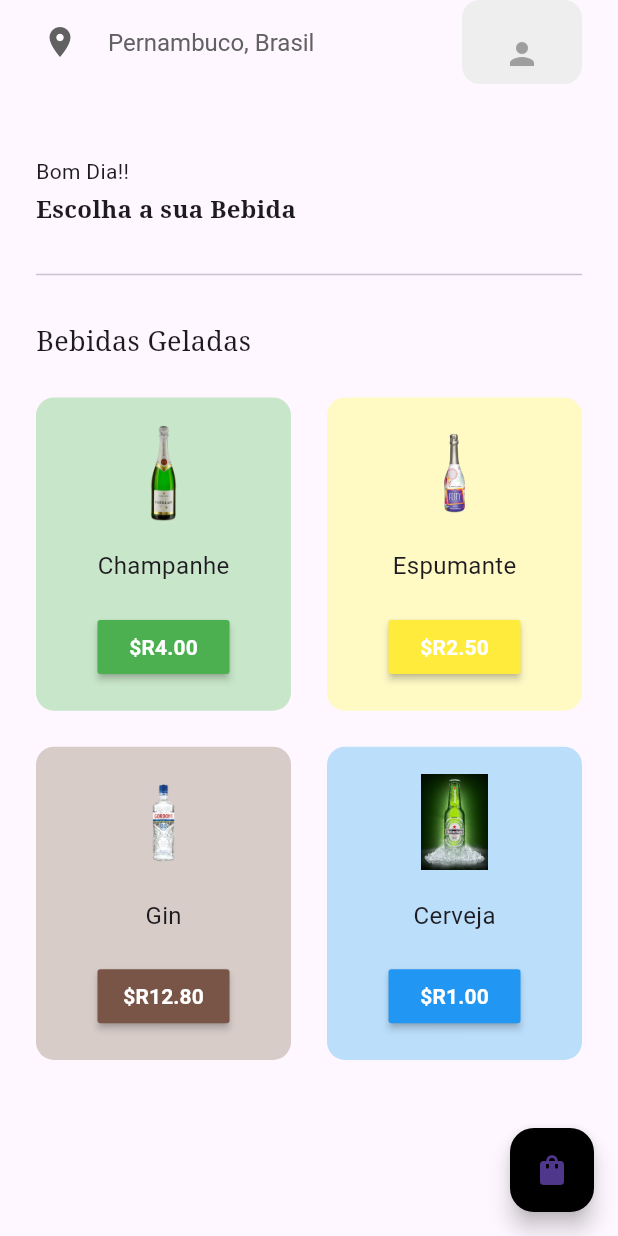
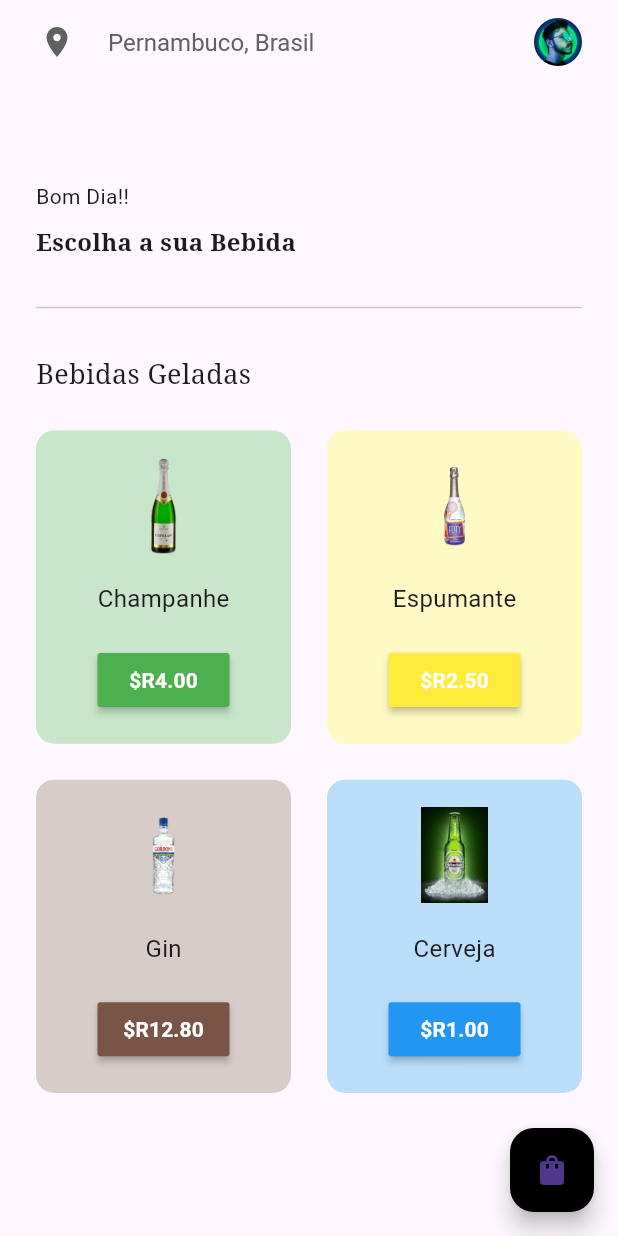
Before and after one commit to gleydson21/mobile_2uni, a Flutter app: the HomePage screen opened directly, on a phone screen of 412 x 824 dp. Run offline on Flutter 3.47's test engine with Material 3 defaults, Android fonts, the phone set to English and light mode, and no system bars; our stand-ins replace firebase_auth, firebase_core, google_fonts; accounts and stored records are empty; network calls fail.

Commit message:
commit-03
finalizando o projeto mobile com a integração do backend

```diff
--- /dev/null
+++ b/lib/components/ecommerce_items.dart
@@ -0,0 +1,68 @@
+import 'package:flutter/material.dart';
+
+
+// ignore: must_be_immutable
+class EcommerceItems extends StatelessWidget {
+  final String itemName;
+  final String itemPrice;
+  final String imagePath;
+  // ignore: prefer_typing_uninitialized_variables
+  final color;
+  void Function()? onPressed;
+
+  EcommerceItems({
+    super.key,
+    required this.itemName,
+    required this.itemPrice,
+    required this.imagePath,
+    required this.color,
+    required this.onPressed,
+  });
+
+  @override
+  Widget build(BuildContext context) {
+    return Padding(
+      padding: const EdgeInsets.all(12),
+      child: Container(
+        decoration: BoxDecoration(
+          borderRadius: BorderRadius.circular(12),
+          color: color[100],
+        ),
+        child: Column(
+          mainAxisAlignment: MainAxisAlignment.spaceEvenly,
+          crossAxisAlignment: CrossAxisAlignment.center,
+          children: [
+            // item image
+            Padding(
+              padding: const EdgeInsets.symmetric(horizontal: 40.0),
+              child: Image.asset(
+                imagePath,
+                height: 64,
+              ),
+            ),
+
+            // item name
+            Text(
+              itemName,
+              style: const TextStyle(
+                fontSize: 16,
+              ),
+            ),
+
+            MaterialButton(
+              onPressed: onPressed,
+              color: color,
+              child: Text(
+                '\$R$itemPrice',
+                style: const TextStyle(
+                  color: Colors.white,
+                  fontWeight: FontWeight.bold,
+                ),
+              ),
+            )
+          ],
+        ),
+      ),
+    );
+  }
+}
--- a/lib/components/grocery_item_tile.dart
+++ /dev/null
@@ -1,68 +0,0 @@
-import 'package:flutter/material.dart';
-
-
-// ignore: must_be_immutable
-class GroceryItemTile extends StatelessWidget {
-  final String itemName;
-  final String itemPrice;
-  final String imagePath;
-  // ignore: prefer_typing_uninitialized_variables
-  final color;
-  void Function()? onPressed;
-
-  GroceryItemTile({
-    super.key,
-    required this.itemName,
-    required this.itemPrice,
-    required this.imagePath,
-    required this.color,
-    required this.onPressed,
-  });
-
-  @override
-  Widget build(BuildContext context) {
-    return Padding(
-      padding: const EdgeInsets.all(12),
-      child: Container(
-        decoration: BoxDecoration(
-          borderRadius: BorderRadius.circular(12),
-          color: color[100],
-        ),
-        child: Column(
-          mainAxisAlignment: MainAxisAlignment.spaceEvenly,
-          crossAxisAlignment: CrossAxisAlignment.center,
-          children: [
-            // item image
-            Padding(
-              padding: const EdgeInsets.symmetric(horizontal: 40.0),
-              child: Image.asset(
-                imagePath,
-                height: 64,
-              ),
-            ),
-
-            // item name
-            Text(
-              itemName,
-              style: const TextStyle(
-                fontSize: 16,
-              ),
-            ),
-
-            MaterialButton(
-              onPressed: onPressed,
-              color: color,
-              child: Text(
-                '\$R$itemPrice',
-                style: const TextStyle(
-                  color: Colors.white,
-                  fontWeight: FontWeight.bold,
-                ),
-              ),
-            )
-          ],
-        ),
-      ),
-    );
-  }
-}
--- a/lib/pages/home_page.dart
+++ b/lib/pages/home_page.dart
@@ -2,15 +2,14 @@ import 'package:ecommerce/pages/login_screen.dart';
 import 'package:flutter/material.dart';
 import 'package:google_fonts/google_fonts.dart';
 import 'package:provider/provider.dart';
-import 'package:ecommerce/components/grocery_item_tile.dart';
+import 'package:ecommerce/components/ecommerce_items.dart';
 import 'package:ecommerce/model/cart_model.dart';
 import 'package:ecommerce/pages/cart_page.dart';
 
 class HomePage extends StatefulWidget {
-  const HomePage({super.key});
+  const HomePage({Key? key});
 
   @override
-  // ignore: library_private_types_in_public_api
   _HomePageState createState() => _HomePageState();
 }
 
@@ -22,7 +21,7 @@ class _HomePageState extends State<HomePage> {
         backgroundColor: Colors.transparent,
         elevation: 0,
         leading: Padding(
-          padding: const EdgeInsets.only(left: 24.0),
+          padding: const EdgeInsets.only(left: 20.0),
           child: Icon(
             Icons.location_on,
             color: Colors.grey[700],
@@ -39,14 +38,8 @@ class _HomePageState extends State<HomePage> {
         actions: [
           Padding(
             padding: const EdgeInsets.only(right: 24.0),
-            child: Container(
-              padding: const EdgeInsets.all(16),
-              decoration: BoxDecoration(
-                color: Colors.grey[200],
-                borderRadius: BorderRadius.circular(12),
-              ),
-              child: IconButton(
-                onPressed: () {
+            child: GestureDetector(
+              onTap: () {
                 Navigator.push(
                   context,
                   MaterialPageRoute(
@@ -54,10 +47,10 @@ class _HomePageState extends State<HomePage> {
                   ),
                 );
               },
-                icon: const Icon(
-                  Icons.person,
-                  color: Colors.grey,
-                ),
+              child: CircleAvatar(
+                radius: 16,
+                backgroundColor: Colors.grey[200],
+                backgroundImage: const AssetImage('lib/images/perfil.png'),
               ),
             ),
           ),
@@ -68,9 +61,7 @@ class _HomePageState extends State<HomePage> {
         onPressed: () => Navigator.push(
           context,
           MaterialPageRoute(
-            builder: (context) {
-              return const CartPage();
-            },
+            builder: (context) => const CartPage(),
           ),
         ),
         child: const Icon(Icons.shopping_bag),
@@ -78,9 +69,9 @@ class _HomePageState extends State<HomePage> {
       body: Column(
         crossAxisAlignment: CrossAxisAlignment.start,
         children: [
-          const SizedBox(height: 48),
+          const SizedBox(height: 60),
           const Padding(
-            padding: EdgeInsets.symmetric(horizontal: 24.0),
+            padding: EdgeInsets.symmetric(vertical: 5, horizontal: 24.0),
             child: Text('Bom Dia!!'),
           ),
           const SizedBox(height: 4),
@@ -100,8 +91,6 @@ class _HomePageState extends State<HomePage> {
             child: Divider(),
           ),
           const SizedBox(height: 24),
-
-          // categories -> horizontal listview
           Padding(
             padding: const EdgeInsets.symmetric(horizontal: 24.0),
             child: Text(
@@ -111,7 +100,6 @@ class _HomePageState extends State<HomePage> {
               ),
             ),
           ),
-
           Expanded(
             child: Consumer<CartModel>(
               builder: (context, value, child) {
@@ -124,13 +112,14 @@ class _HomePageState extends State<HomePage> {
                     childAspectRatio: 1 / 1.2,
                   ),
                   itemBuilder: (context, index) {
-                    return GroceryItemTile(
+                    return EcommerceItems(
                       itemName: value.shopItems[index][0],
                       itemPrice: value.shopItems[index][1],
                       imagePath: value.shopItems[index][2],
                       color: value.shopItems[index][3],
                       onPressed: () {
-                        Provider.of<CartModel>(context, listen: false).addItemToCart(index);
+                        Provider.of<CartModel>(context, listen: false)
+                            .addItemToCart(index);
                       },
                     );
                   },
--- a/pubspec.yaml
+++ b/pubspec.yaml
@@ -37,6 +37,10 @@ dependencies:
   cupertino_icons: ^1.0.6
   provider: ^6.1.2
   google_fonts: ^6.2.1
+  logging: ^1.0.2
+  firebase_core: ^3.0.0
+  firebase_auth: ^5.0.0
+  http: ^1.2.1
 
 dev_dependencies:
   flutter_test:
```
Also changed, not shown: arquitetura.txt (added, +63 -0 lines), lib/authentication/authentication.dart (+29 -29 lines), lib/authentication/passwordrecovery_screen.dart (+5 -4 lines), lib/backend_service.dart (added, +27 -0 lines), lib/main.dart (+11 -7 lines), lib/pages/cart_page.dart (+41 -15 lines), lib/pages/intro_screen.dart (+6 -6 lines), lib/pages/login_screen.dart (+33 -33 lines), lib/pages/registration_screen.dart (+19 -13 lines), lib/utils/logger.dart (added, +11 -0 lines), firebase.json (added), lib/firebase_options.dart (added), lib/images/perfil.png (added), pubspec.lock, 10 other files. Lines whose indentation alone changed are shown as unchanged.
